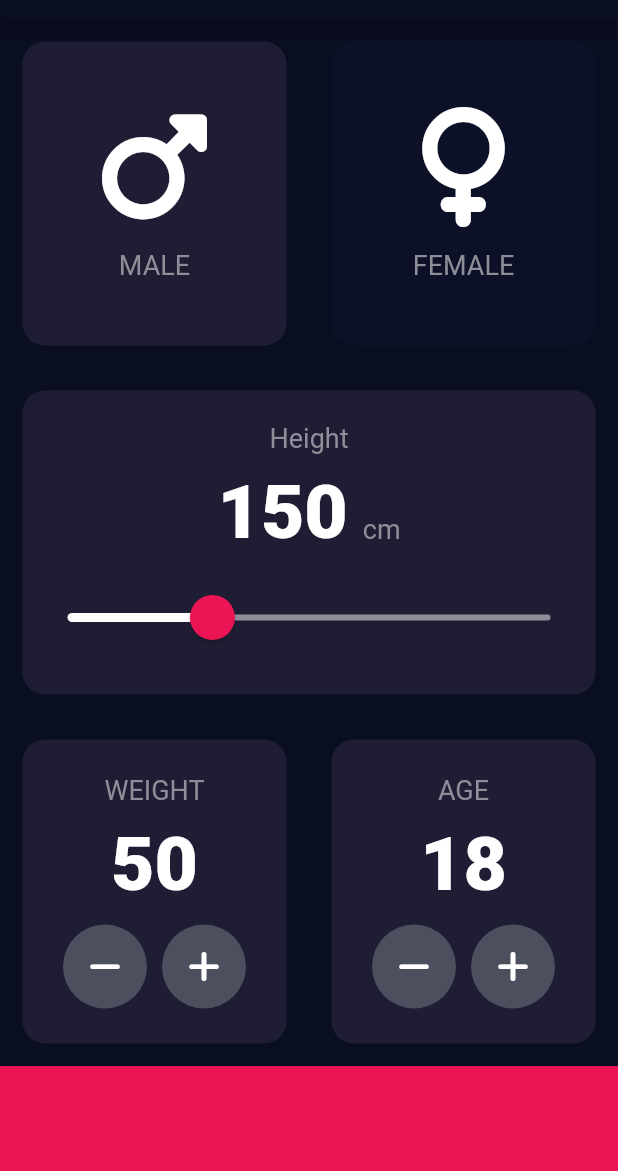
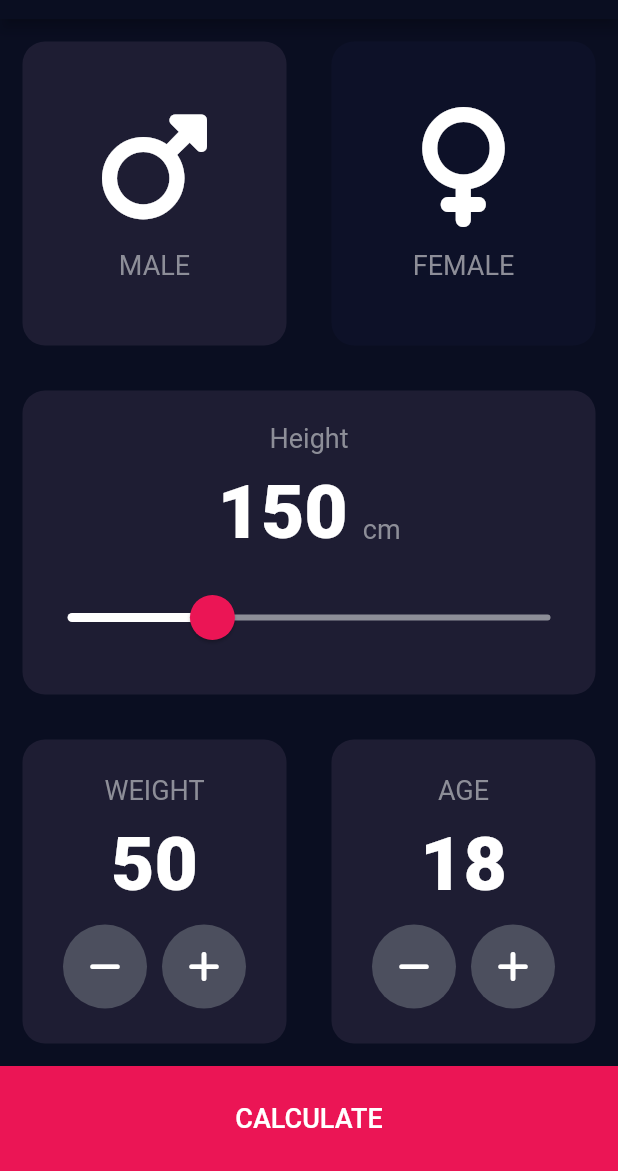
Before and after one commit to AdnanBashir87/bmi_calculator_flutter, a Flutter app: the screen it shows after launch, on a phone screen of 412 x 824 dp, the part 65-1236 px from its top. Run offline on Flutter 3.47's test engine with Material 2 defaults, Android fonts, the phone set to English and light mode, and no system bars; our stand-ins replace font_awesome_flutter.

Commit message:
Code Updated Successfully

```diff
--- a/lib/main.dart
+++ b/lib/main.dart
@@ -1,5 +1,6 @@
 import 'package:bmi_calculator_flutter/constants.dart';
 import 'package:bmi_calculator_flutter/views/home_screen.dart';
+import 'package:bmi_calculator_flutter/views/result_screen.dart';
 import 'package:flutter/material.dart';
 
 void main() => runApp(const BMI_Calculator());
@@ -14,9 +15,13 @@ class BMI_Calculator extends StatelessWidget {
       theme: ThemeData.dark().copyWith(
         primaryColor: kPrimaryColor,
         scaffoldBackgroundColor: kPrimaryColor,
-        appBarTheme: AppBarTheme(color: kPrimaryColor),
+        appBarTheme: const AppBarTheme(color: kPrimaryColor),
       ),
-      home: const HomeScreen(),
+      initialRoute: '/',
+      routes: {
+        '/': (context) => const HomeScreen(),
+        '/result': (context) => const Results(),
+      },
     );
   }
 }
--- a/lib/views/home_screen.dart
+++ b/lib/views/home_screen.dart
@@ -202,7 +202,17 @@ class _HomeScreenState extends State<HomeScreen> {
               ],
             ),
           ),
-          Container(height: 70, color: kPinkColor)
+          Container(
+            height: 70,
+            color: kPinkColor,
+            child: TextButton(
+              onPressed: () {},
+              child: Text(
+                'CALCULATE',
+                style: kLabelTextStyle.copyWith(color: kWhite),
+              ),
+            ),
+          )
         ],
       ),
     );
```
Also changed, not shown: lib/views/result_screen.dart (added, +19 -0 lines).
